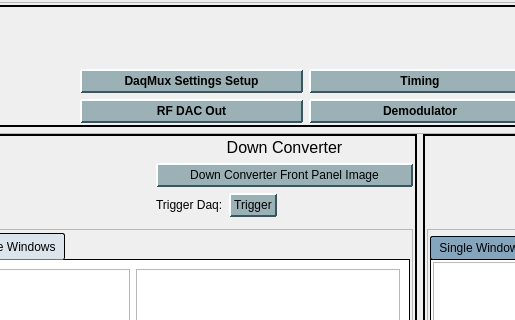
First picture: the form in new_look/atcaLLRF.ui, repository cristinasewell/ATCA_PyDM_Screens, before the edit; both pictures show x 157 to 672 and y 0 to 320 of the 1154 by 792 pixel window.
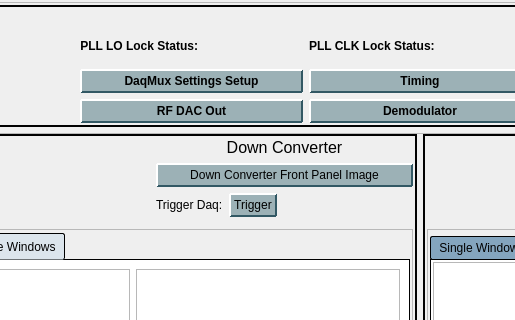
Second picture: the form after the edit. Custom widgets are drawn as their Qt base class.

Commit message: MNT: made the circles smaller

```diff
--- a/new_look/atcaLLRF.ui
+++ b/new_look/atcaLLRF.ui
@@ -326,12 +326,40 @@
              <number>0</number>
             </property>
             <item>
-             <layout class="QHBoxLayout" name="horizontalLayout_4">
+             <layout class="QHBoxLayout" name="horizontalLayout_4" stretch="0,0">
               <property name="spacing">
                <number>0</number>
               </property>
+              <item>
+               <widget class="QLabel" name="label_5">
+                <property name="font">
+                 <font>
+                  <weight>75</weight>
+                  <bold>true</bold>
+                 </font>
+                </property>
+                <property name="text">
+                 <string>PLL LO Lock Status:</string>
+                </property>
+                <property name="alignment">
+                 <set>Qt::AlignRight|Qt::AlignTrailing|Qt::AlignVCenter</set>
+                </property>
+               </widget>
+              </item>
               <item>
                <widget class="PyDMByteIndicator" name="PyDMByteIndicator">
+                <property name="sizePolicy">
+                 <sizepolicy hsizetype="Preferred" vsizetype="Preferred">
+                  <horstretch>0</horstretch>
+                  <verstretch>0</verstretch>
+                 </sizepolicy>
+                </property>
+                <property name="maximumSize">
+                 <size>
+                  <width>16777215</width>
+                  <height>16777215</height>
+                 </size>
+                </property>
                 <property name="font">
                  <font>
                   <pointsize>9</pointsize>
@@ -342,6 +370,9 @@
                 <property name="toolTip">
                  <string/>
                 </property>
+                <property name="styleSheet">
+                 <string notr="true"/>
+                </property>
                 <property name="channel" stdset="0">
                  <string>ca://${DEVICE}:LO_LOCKSTATUS</string>
                 </property>
@@ -427,6 +458,20 @@
               <property name="spacing">
                <number>0</number>
               </property>
+              <item>
+               <widget class="QLabel" name="label_6">
+                <property name="font">
+                 <font>
+                  <weight>75</weight>
+                  <bold>true</bold>
+                  <underline>false</underline>
+                 </font>
+                </property>
+                <property name="text">
+                 <string>PLL CLK Lock Status:</string>
+                </property>
+               </widget>
+              </item>
               <item>
                <widget class="PyDMByteIndicator" name="PyDMByteIndicator_2">
                 <property name="toolTip">
```
Left out of the diff: 8 changed lines with no effect on the pictures.
